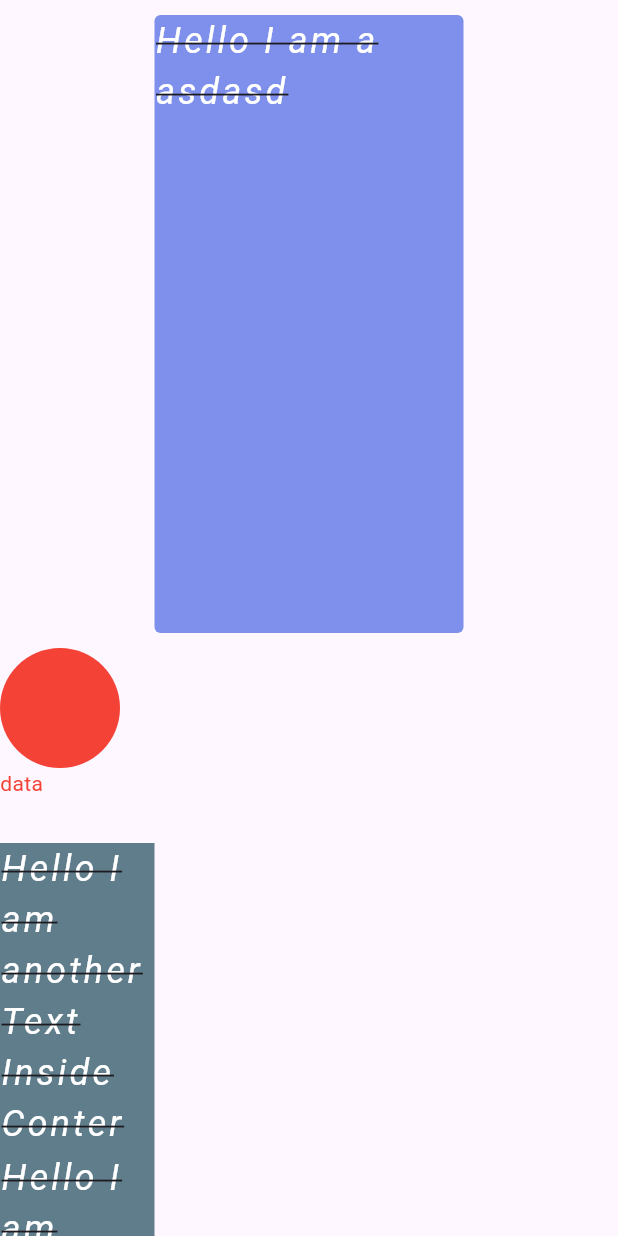
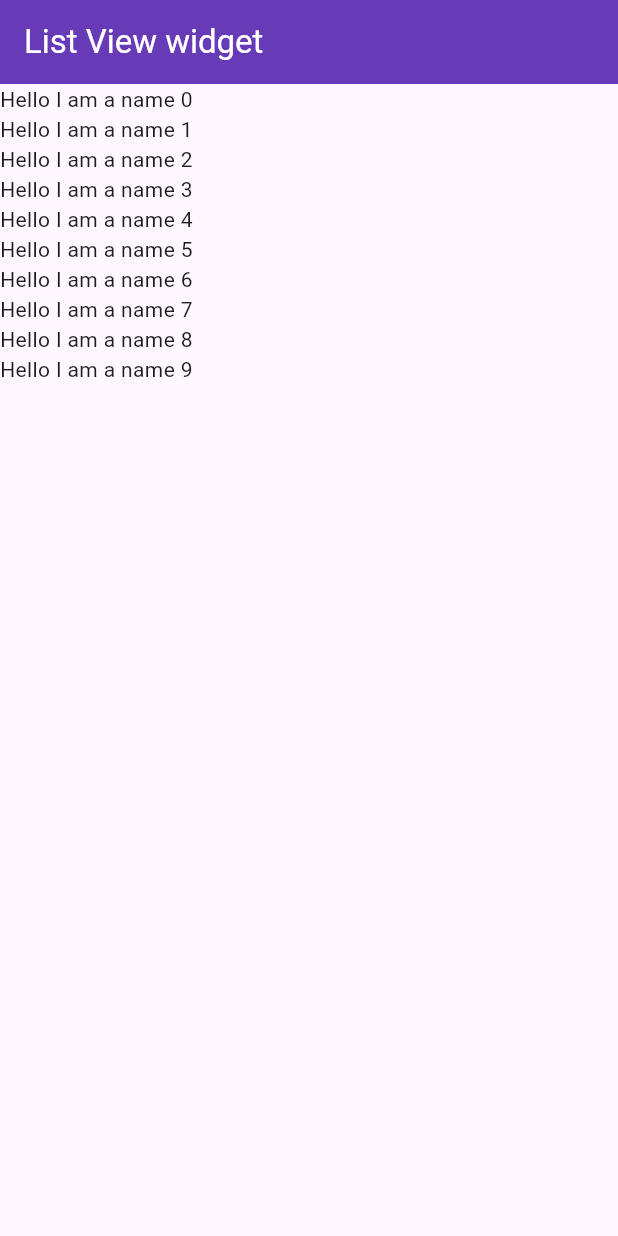
Before and after one commit to abusayembd/EDGE_eb_basic_widget, a Flutter app: the screen it shows after launch, on a phone screen of 412 x 824 dp. Run offline on Flutter 3.47's test engine with Material 3 defaults, Android fonts, the phone set to English and light mode, and no system bars.

Commit message:
list view , list view builder , card,

```diff
--- a/lib/main.dart
+++ b/lib/main.dart
@@ -1,3 +1,4 @@
+import 'package:first_app/views/list_view_page.dart';
 import 'package:first_app/views/splash_screen.dart';
 import 'package:flutter/material.dart';
 
@@ -16,6 +17,6 @@ class MyApp extends StatelessWidget {
           colorScheme: ColorScheme.fromSeed(seedColor: Colors.deepPurple),
           useMaterial3: true,
         ),
-        home: const SplashScreen());
+        home: const ListViewPage());
   }
 }
--- /dev/null
+++ b/lib/views/list_view_page.dart
@@ -0,0 +1,92 @@
+import 'package:flutter/cupertino.dart';
+import 'package:flutter/material.dart';
+
+class ListViewPage extends StatefulWidget {
+  const ListViewPage({super.key});
+
+  @override
+  State<ListViewPage> createState() => _ListViewPageState();
+}
+
+class _ListViewPageState extends State<ListViewPage> {
+  @override
+  Widget build(BuildContext context) {
+    return Scaffold(
+      appBar: AppBar(
+        backgroundColor: Colors.deepPurple,
+        title: const Text(
+          "List View widget",
+          style: TextStyle(color: Colors.white),
+        ),
+      ),
+      body: ListView.builder(
+        itemCount: 10,
+        itemBuilder: (BuildContext context, int index) {
+          return Text("Hello I am a name $index");
+
+          //   Card(
+          //   elevation: 10,
+          //   child: ListTile(
+          //     style: ListTileStyle.list,
+          //     title: Text("Hello I am a name $index"),
+          //     subtitle: const Text("Hello I am a name"),
+          //     leading: const CircleAvatar(
+          //       radius: 40,
+          //       backgroundImage: NetworkImage("https://picsum.photos/200/300"),
+          //       //backgroundColor: Colors.red,
+          //     ),
+          //     trailing: IconButton(
+          //       onPressed: () {},
+          //       icon: const Icon(
+          //         Icons.add_circle,
+          //       ),
+          //     ),
+          //   ),
+          // );
+        },
+
+        // Container(
+        //   color: Colors.red,
+        //   height: MediaQuery.sizeOf(context).width * .20,
+        //   child: Row(
+        //     children: [
+        //       Padding(
+        //         padding: EdgeInsets.only(
+        //           left: 10,
+        //         ),
+        //         child: CircleAvatar(
+        //           radius: 40,
+        //           backgroundImage:
+        //               NetworkImage("https://picsum.photos/200/300"),
+        //           //backgroundColor: Colors.red,
+        //         ),
+        //       ),
+        //       Padding(
+        //         padding: EdgeInsets.only(
+        //           left: 10,
+        //         ),
+        //         child: Container(
+        //           width: MediaQuery.sizeOf(context).width * .60,
+        //           child: const Column(
+        //             mainAxisAlignment: MainAxisAlignment.center,
+        //             crossAxisAlignment: CrossAxisAlignment.center,
+        //             children: [
+        //               Text("Hello I am a name"),
+        //               Text("Hello I am a name"),
+        //             ],
+        //           ),
+        //         ),
+        //       ),
+        //       IconButton(
+        //         onPressed: () {},
+        //         icon: const Icon(
+        //           Icons.add_circle,
+        //         ),
+        //       ),
+        //     ],
+        //   ),
+        // ),
+      ),
+    );
+  }
+}
--- a/lib/views/splash_screen.dart
+++ b/lib/views/splash_screen.dart
@@ -12,13 +12,14 @@ class SplashScreen extends StatelessWidget {
         scrollDirection: Axis.vertical,
         child: Column(
           mainAxisAlignment: MainAxisAlignment.center,
-          crossAxisAlignment: CrossAxisAlignment.start,
+          crossAxisAlignment: CrossAxisAlignment.center,
           children: [
             Center(
               child: Container(
                 margin:
                     const EdgeInsets.symmetric(horizontal: 10, vertical: 10),
                 decoration: BoxDecoration(
+                  image: const DecorationImage(image: NetworkImage("https://unsplash.com/photos/a-red-blue-and-green-fluid-painting-on-a-black-background-hoS3dzgpHzw",scale: 1)),
                     color: const Color.fromARGB(255, 126, 144, 235),
                     borderRadius: BorderRadius.circular(4)),
                 height: MediaQuery.sizeOf(context).height * .50,
@@ -35,9 +36,10 @@ class SplashScreen extends StatelessWidget {
                 ),
               ),
             ),
-            const CircleAvatar(
+             const CircleAvatar(
               radius: 40,
-              backgroundColor: Colors.red,
+              backgroundImage: NetworkImage("https://picsum.photos/200/300"),
+              //backgroundColor: Colors.red,
             ),
             //provide a space
             const SizedBox(
@@ -52,7 +54,7 @@ class SplashScreen extends StatelessWidget {
               height: MediaQuery.sizeOf(context).height * .25,
               width: MediaQuery.sizeOf(context).width * .25,
               child: const Text(
-                "Hello I am another Text Inside Conter",
+                "Hello my name is Tamjid",
                 style: TextStyle(
                   color: Colors.white,
                   fontSize: 24,
```
Also changed, not shown: lib/views/home_page.dart (+12 -1 lines), 1 other file.
